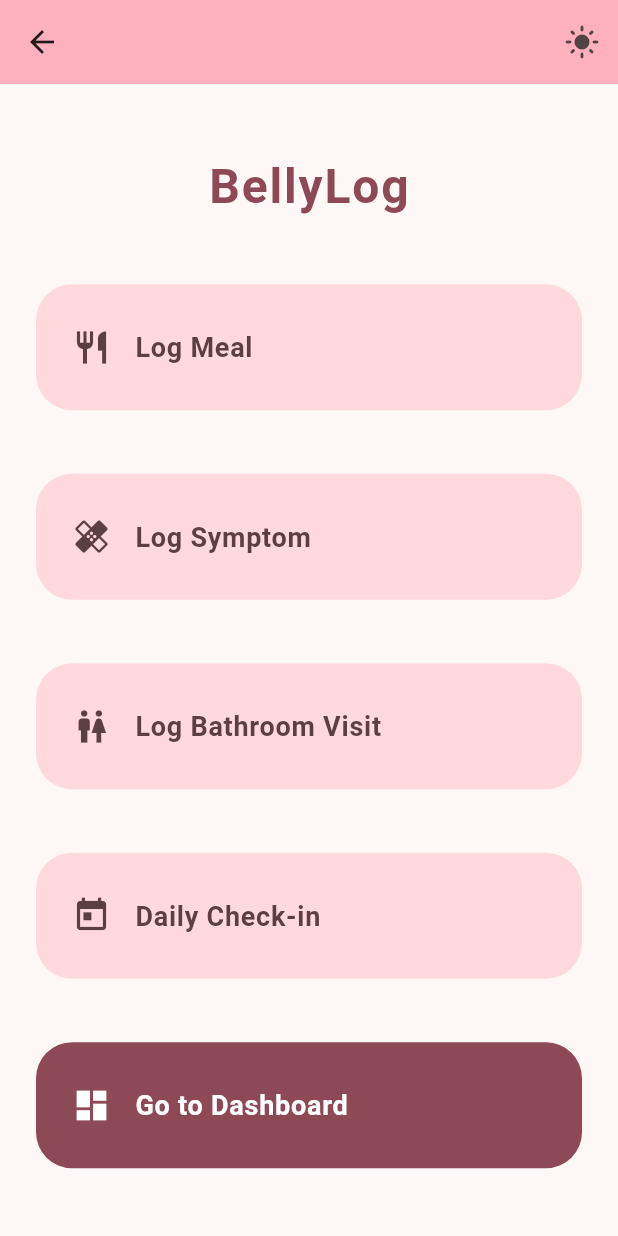
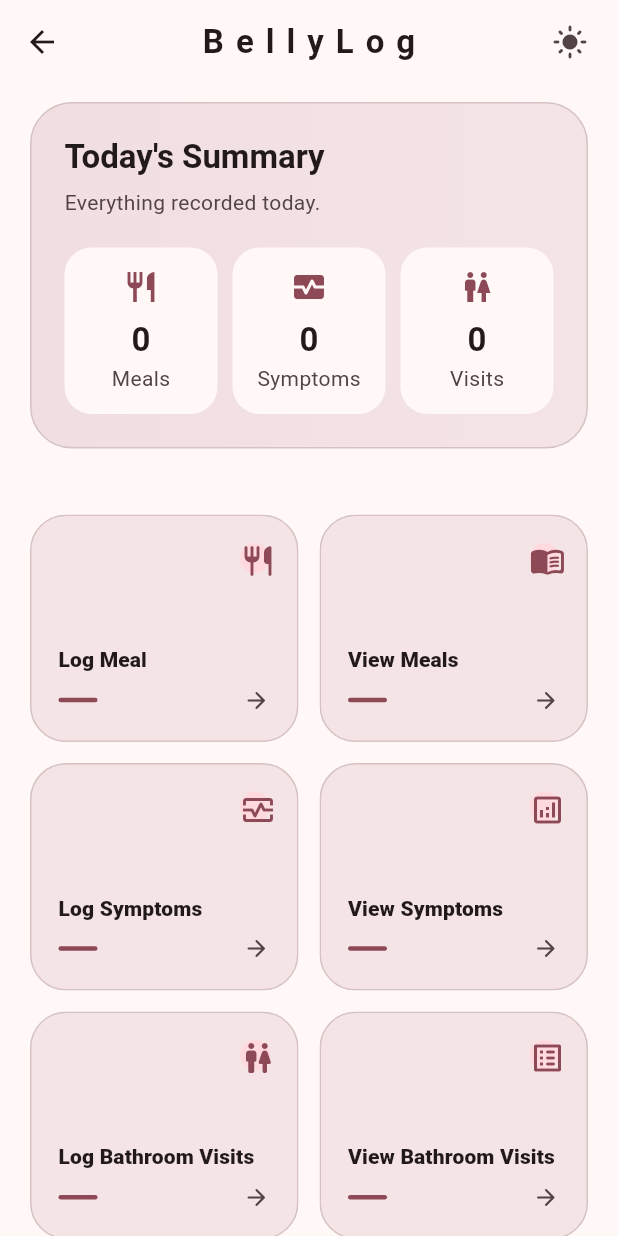
Before and after one commit to syedabdullah1567/aletheia, a Flutter app: the AppStartPage screen opened by its route, on a phone screen of 412 x 824 dp. Run offline on Flutter 3.47's test engine with Material 3 defaults, Android fonts, the light colour scheme and no system bars; our stand-ins replace flutter_local_notifications, flutter_slidable, flutter_timezone, hive, hive_flutter, lottie and 1 more; accounts and stored records are empty.

Commit message:
BellyLog UI Revamp

```diff
--- a/lib/main.dart
+++ b/lib/main.dart
@@ -1,7 +1,6 @@
 import 'package:aletheia/pages/login_page.dart';
 import 'package:aletheia/pages/welcome_page.dart';
 import 'package:aletheia/pages/ai/ai_test.dart';
-import 'pages/bellylog/dashboard.dart';
 import 'pages/module_selector.dart';
 import 'pages/bellylog/homepage_bellylog.dart';
 import 'pages/bellylog/log_bowel_movements.dart';
@@ -99,20 +98,19 @@ class MyApp extends StatelessWidget {
 
             '/bellylog': (context) => const AppStartPage(),
 
-            '/dashboard': (context) => const Dashboard(),
+            '/ai_insights_bellylog': (context) => const AITest(),
 
             '/log_meal': (context) => const LogMeal(),
 
-            '/view_meal_logs': (context) => const ViewMealLogs(),
+            '/view_meals': (context) => const ViewMealLogs(),
 
             '/log_symptom': (context) => const LogSymptom(),
 
-            '/view_symptom_logs': (context) => const ViewSymptomLogs(),
+            '/view_symptoms': (context) => const ViewSymptomLogs(),
 
             '/log_bowel_movement': (context) => const LogBowelMovement(),
 
-            '/view_bowel_movement_logs': (context) =>
-                const ViewBowelMovementLogs(),
+            '/view_bowel_movements': (context) => const ViewBowelMovementLogs(),
 
             '/log_daily_checkin': (context) => LogDailyCheckin(),
 
--- a/lib/pages/bellylog/homepage_bellylog.dart
+++ b/lib/pages/bellylog/homepage_bellylog.dart
@@ -1,3 +1,7 @@
+import 'package:aletheia/data/bellylog_database.dart';
+import 'package:aletheia/utilities/bellylog/belly_summary_card.dart';
+import 'package:aletheia/utilities/bellylog/bellylog_card.dart';
+import 'package:aletheia/utilities/bellylog/insights_card.dart';
 import 'package:aletheia/utilities/dark_mode_switcher.dart';
 import 'package:flutter/material.dart';
 
@@ -9,127 +13,176 @@ class AppStartPage extends StatefulWidget {
 }
 
 class _AppStartPageState extends State<AppStartPage> {
+  late BellyLogDatabase db;
+
+  @override
+  void initState() {
+    super.initState();
+
+    db = BellyLogDatabase();
+    db.loadData();
+  }
+
+  Future<void> _openPage(BuildContext context, String route) async {
+    await Navigator.pushNamed(context, route);
+
+    db.loadData();
+
+    if (mounted) {
+      setState(() {});
+    }
+  }
+
+  int _countEntriesToday(Map<String, dynamic> log) {
+    final now = DateTime.now();
+
+    return log.keys.where((key) {
+      final entryDate = DateTime.tryParse(key);
+      if (entryDate == null) return false;
+
+      return entryDate.year == now.year &&
+          entryDate.month == now.month &&
+          entryDate.day == now.day;
+    }).length;
+  }
+
   @override
   Widget build(BuildContext context) {
+    final db = BellyLogDatabase()..loadData();
+
+    final mealsToday = _countEntriesToday(db.mealLog);
+    final symptomsToday = _countEntriesToday(db.symptomLog);
+    final bathroomVisitsToday = _countEntriesToday(db.bowelLog);
     final theme = Theme.of(context);
-    final colorScheme = theme.colorScheme;
 
     return Scaffold(
       appBar: AppBar(
-        backgroundColor: Theme.of(context).colorScheme.inversePrimary,
-        actions: [DarkModeSwitcher()],
+        backgroundColor: Colors.transparent,
+        surfaceTintColor: Colors.transparent,
+        elevation: 0,
+
+        //pinned: false,
+        leading: IconButton(
+          onPressed: () {
+            Navigator.pop(context);
+          },
+          icon: const Icon(Icons.arrow_back),
+          tooltip: 'Go Back',
+        ),
+
+        title: Text(
+          'BellyLog',
+          style: theme.textTheme.titleLarge?.copyWith(
+            fontWeight: FontWeight.w600,
+            letterSpacing: 8,
+          ),
+        ),
+
+        centerTitle: true,
+
+        actions: const [DarkModeSwitcher(), SizedBox(width: 8)],
       ),
+
       body: SafeArea(
-        child: Padding(
-          padding: const EdgeInsets.symmetric(vertical: 24.0),
-          child: Column(
-            mainAxisAlignment: MainAxisAlignment.spaceAround,
-            children: [
-              Text(
-                'BellyLog',
-                style: TextStyle(
-                  fontSize: 32,
-                  fontWeight: FontWeight.bold,
-                  color: colorScheme.primary,
-                  letterSpacing: 1.2,
+        child: CustomScrollView(
+          physics: BouncingScrollPhysics(),
+          slivers: [
+            SliverPadding(
+              padding: const EdgeInsets.fromLTRB(20, 12, 20, 20),
+              sliver: SliverList(
+                delegate: SliverChildListDelegate([
+                  BellySummaryCard(
+                    mealsToday: mealsToday,
+                    symptomsToday: symptomsToday,
+                    bathroomVisitsToday: bathroomVisitsToday,
+                  ),
+
+                  const SizedBox(height: 24),
+                ]),
+              ),
+            ),
+
+            SliverPadding(
+              padding: EdgeInsets.fromLTRB(20, 0, 20, 40),
+              sliver: SliverGrid(
+                delegate: SliverChildListDelegate([
+                  BellyLogCard(
+                    icon: Icons.restaurant_rounded,
+                    title: "Log Meal",
+                    onTap: () => _openPage(context, '/log_meal'),
+                  ),
+
+                  BellyLogCard(
+                    icon: Icons.menu_book_rounded,
+                    title: "View Meals",
+
+                    onTap: () => _openPage(context, '/view_meals'),
+                  ),
+
+                  BellyLogCard(
+                    icon: Icons.monitor_heart_outlined,
+                    title: "Log Symptoms",
+
+                    onTap: () => _openPage(context, '/log_symptom'),
+                  ),
+
+                  BellyLogCard(
+                    icon: Icons.analytics_outlined,
+                    title: "View Symptoms",
+
+                    onTap: () => _openPage(context, '/view_symptoms'),
+                  ),
+
+                  BellyLogCard(
+                    icon: Icons.wc_rounded,
+                    title: "Log Bathroom Visits",
+
+                    onTap: () => _openPage(context, '/log_bowel_movement'),
+                  ),
+
+                  BellyLogCard(
+                    icon: Icons.list_alt_rounded,
+                    title: "View Bathroom Visits",
+
+                    onTap: () => _openPage(context, '/view_bowel_movements'),
+                  ),
+
+                  BellyLogCard(
+                    icon: Icons.today_rounded,
+                    title: "Daily Check-in",
+
+                    onTap: () => _openPage(context, '/log_daily_checkin'),
+                  ),
+
+                  BellyLogCard(
+                    icon: Icons.calendar_month_rounded,
+                    title: "View Check-ins",
+
+                    onTap: () => _openPage(context, '/view_daily_checkins'),
+                  ),
+                ]),
+                gridDelegate: const SliverGridDelegateWithFixedCrossAxisCount(
+                  crossAxisCount: 2,
+                  crossAxisSpacing: 14,
+                  mainAxisSpacing: 14,
+                  childAspectRatio: 1.18,
                 ),
               ),
+            ),
 
-              // 1. Log Meal
-              _buildMenuTile(
-                context,
-                icon: Icons.restaurant,
-                label: 'Log Meal',
-                onTap: () {
-                  Navigator.pushNamed(context, '/log_meal');
-                },
+            SliverPadding(
+              padding: const EdgeInsets.fromLTRB(20, 20, 20, 30),
+              sliver: SliverToBoxAdapter(
+                child: InsightsCard(
+                  onTap: () {
+                    Navigator.pushNamed(context, "/ai_insights_bellylog");
+                  },
+                ),
               ),
-
-              // 2. Log Symptom
-              _buildMenuTile(
-                context,
-                icon: Icons.healing,
-                label: 'Log Symptom',
-                onTap: () {
-                  Navigator.pushNamed(context, '/log_symptom');
-                },
-              ),
-
-              // 3. Log Bathroom Visit
-              _buildMenuTile(
-                context,
-                icon: Icons.wc,
-                label: 'Log Bathroom Visit',
-                onTap: () {
-                  Navigator.pushNamed(context, '/log_bowel_movement');
-                },
-              ),
-
-              // 4. Daily Check-in
-              _buildMenuTile(
-                context,
-                icon: Icons.today,
-                label: 'Daily Check-in',
-                onTap: () {
-                  Navigator.pushNamed(context, '/log_daily_checkin');
-                },
-              ),
-
-              // 5. Dashboard
-              _buildMenuTile(
-                context,
-                icon: Icons.dashboard,
-                label: 'Go to Dashboard',
-                isPrimary: true,
-                onTap: () {
-                  Navigator.pushNamed(context, '/dashboard');
-                },
-              ),
-            ],
-          ),
+            ),
+          ],
         ),
       ),
     );
   }
-
-  // Helper method to keep your build tree clean and beautiful
-  Widget _buildMenuTile(
-    BuildContext context, {
-    required IconData icon,
-    required String label,
-    required VoidCallback onTap,
-    bool isPrimary = false,
-  }) {
-    final colorScheme = Theme.of(context).colorScheme;
-
-    // Highlight the dashboard option subtly using the primary color track
-    final tileColor = isPrimary
-        ? colorScheme.primary
-        : colorScheme.secondaryContainer;
-    final contentColor = isPrimary
-        ? colorScheme.onPrimary
-        : colorScheme.onSecondaryContainer;
-
-    return Padding(
-      padding: const EdgeInsets.symmetric(horizontal: 24.0),
-      child: ListTile(
-        leading: Icon(icon, color: contentColor, size: 26),
-        tileColor: tileColor,
-        contentPadding: const EdgeInsets.symmetric(
-          horizontal: 24.0,
-          vertical: 14.0,
-        ),
-        shape: RoundedRectangleBorder(borderRadius: BorderRadius.circular(24)),
-        title: Text(
-          label,
-          style: TextStyle(
-            fontSize: 18,
-            fontWeight: FontWeight.bold,
-            color: contentColor,
-          ),
-        ),
-        onTap: onTap,
-      ),
-    );
-  }
 }
--- a/lib/pages/bellylog/log_meals.dart
+++ b/lib/pages/bellylog/log_meals.dart
@@ -67,6 +67,12 @@ class _LogMealState extends State<LogMeal> {
     return Scaffold(
       backgroundColor: colorScheme.surface,
       appBar: AppBar(
+        leading: IconButton(
+          onPressed: () {
+            Navigator.pushReplacementNamed(context, '/bellylog');
+          },
+          icon: Icon(Icons.arrow_back),
+        ),
         title: const Text(
           'Log Meal',
           style: TextStyle(fontWeight: FontWeight.bold),
--- a/lib/pages/checkpoints/tasks.dart
+++ b/lib/pages/checkpoints/tasks.dart
@@ -355,7 +355,7 @@ class _ToDoPageState extends State<ToDoPage> {
                       ),
                     ),
 
-                    const DarkModeSwitcher(),
+                    //const DarkModeSwitcher(),
                   ],
                 ),
               ),
--- /dev/null
+++ b/lib/utilities/bellylog/belly_summary_card.dart
@@ -0,0 +1,86 @@
+import 'package:aletheia/utilities/bellylog/summary_chip.dart';
+import 'package:flutter/material.dart';
+
+class BellySummaryCard extends StatelessWidget {
+  final int mealsToday;
+  final int symptomsToday;
+  final int bathroomVisitsToday;
+
+  const BellySummaryCard({
+    super.key,
+    required this.mealsToday,
+    required this.symptomsToday,
+    required this.bathroomVisitsToday,
+  });
+
+  @override
+  Widget build(BuildContext context) {
+    final theme = Theme.of(context);
+    final colors = theme.colorScheme;
+
+    return Container(
+      padding: const EdgeInsets.all(22),
+      decoration: BoxDecoration(
+        gradient: LinearGradient(
+          colors: [colors.surfaceContainerHighest, colors.surfaceContainerHigh],
+        ),
+        borderRadius: BorderRadius.circular(28),
+        border: Border.all(color: colors.outlineVariant),
+      ),
+      child: Column(
+        crossAxisAlignment: CrossAxisAlignment.start,
+        children: [
+          Text(
+            "Today's Summary",
+            style: theme.textTheme.titleLarge?.copyWith(
+              fontWeight: FontWeight.bold,
+            ),
+          ),
+
+          const SizedBox(height: 6),
+
+          Text(
+            "Everything recorded today.",
+            style: theme.textTheme.bodyMedium?.copyWith(
+              color: colors.onSurfaceVariant,
+            ),
+          ),
+
+          const SizedBox(height: 20),
+
+          Row(
+            children: [
+              Expanded(
+                child: SummaryChip(
+                  icon: Icons.restaurant,
+                  label: "Meals",
+                  value: mealsToday.toString(),
+                ),
+              ),
+
+              const SizedBox(width: 10),
+
+              Expanded(
+                child: SummaryChip(
+                  icon: Icons.monitor_heart,
+                  label: "Symptoms",
+                  value: symptomsToday.toString(),
+                ),
+              ),
+
+              const SizedBox(width: 10),
+
+              Expanded(
+                child: SummaryChip(
+                  icon: Icons.wc,
+                  label: "Visits",
+                  value: bathroomVisitsToday.toString(),
+                ),
+              ),
+            ],
+          ),
+        ],
+      ),
+    );
+  }
+}
--- /dev/null
+++ b/lib/utilities/bellylog/bellylog_card.dart
@@ -0,0 +1,85 @@
+import 'package:flutter/material.dart';
+
+class BellyLogCard extends StatelessWidget {
+  final IconData icon;
+  final String title;
+  final VoidCallback onTap;
+
+  const BellyLogCard({
+    super.key,
+    required this.icon,
+    required this.title,
+    required this.onTap,
+  });
+
+  @override
+  Widget build(BuildContext context) {
+    final theme = Theme.of(context);
+    final colors = theme.colorScheme;
+
+    return Material(
+      color: Colors.transparent,
+      child: InkWell(
+        borderRadius: BorderRadius.circular(24),
+        onTap: onTap,
+        child: Ink(
+          decoration: BoxDecoration(
+            color: colors.surfaceContainerHigh,
+            borderRadius: BorderRadius.circular(24),
+            border: Border.all(color: colors.outlineVariant),
+          ),
+          child: Padding(
+            padding: const EdgeInsets.all(18),
+            child: Column(
+              crossAxisAlignment: CrossAxisAlignment.start,
+              children: [
+                Align(
+                  alignment: Alignment.topRight,
+                  child: Container(
+                    width: 20,
+                    height: 20,
+                    decoration: BoxDecoration(
+                      color: colors.primaryContainer,
+                      shape: BoxShape.circle,
+                    ),
+                    child: Icon(icon, color: colors.primary),
+                  ),
+                ),
+
+                const Spacer(),
+                Text(
+                  title,
+                  style: theme.textTheme.titleSmall?.copyWith(
+                    fontWeight: FontWeight.w900,
+                  ),
+                ),
+
+                const SizedBox(height: 8),
+
+                Row(
+                  children: [
+                    Container(
+                      width: 26,
+                      height: 3,
+                      decoration: BoxDecoration(
+                        color: colors.primary,
+                        borderRadius: BorderRadius.circular(99),
+                      ),
+                    ),
+
+                    const Spacer(),
+                    Icon(
+                      Icons.arrow_forward_rounded,
+                      size: 18,
+                      color: colors.onSurfaceVariant,
+                    ),
+                  ],
+                ),
+              ],
+            ),
+          ),
+        ),
+      ),
+    );
+  }
+}
--- /dev/null
+++ b/lib/utilities/bellylog/summary_chip.dart
@@ -0,0 +1,41 @@
+import 'package:flutter/material.dart';
+
+class SummaryChip extends StatelessWidget {
+  final IconData icon;
+  final String label;
+  final String value;
+
+  const SummaryChip({
+    super.key,
+    required this.icon,
+    required this.label,
+    required this.value,
+  });
+
+  @override
+  Widget build(BuildContext context) {
+    final colors = Theme.of(context).colorScheme;
+
+    return Container(
+      padding: const EdgeInsets.symmetric(vertical: 14),
+      decoration: BoxDecoration(
+        color: colors.surface,
+        borderRadius: BorderRadius.circular(18),
+      ),
+      child: Column(
+        children: [
+          Icon(icon, color: colors.primary),
+
+          const SizedBox(height: 8),
+
+          Text(
+            value,
+            style: const TextStyle(fontWeight: FontWeight.bold, fontSize: 22),
+          ),
+
+          Text(label, style: TextStyle(color: colors.onSurfaceVariant)),
+        ],
+      ),
+    );
+  }
+}
```
Also changed, not shown: lib/pages/bellylog/dashboard.dart (deleted, +0 -118 lines), lib/pages/checkpoints/homepage_checkpoints.dart (+27 -0 lines), lib/utilities/bellylog/insights_card.dart (added, +51 -0 lines), 1 other file.
